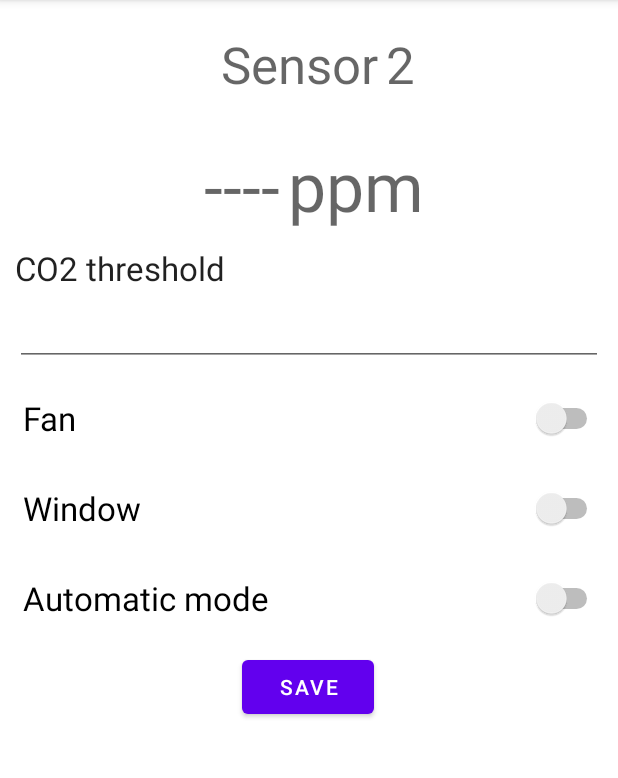
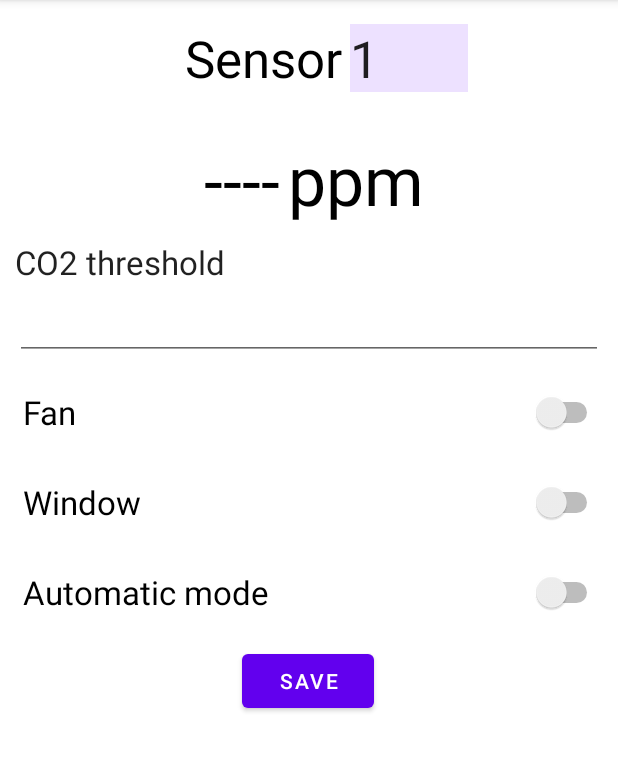
Before and after one commit to AndriyFujii/CO2Control, an Android app: the screen it shows after launch (MainActivity), on a phone screen of 412 x 824 dp, the part 84-862 px from its top. Run offline under Robolectric (Android 15) with nearby library versions, the phone set to English and light mode, and no system bars; our stand-ins replace Firebase (no records; nobody signed in at launch, a user with empty details on screens opened directly).

Commit message:
Change the text color to black and enable user input sensor ID

```diff
--- a/app/src/main/java/com/example/co2control/MainActivity.java
+++ b/app/src/main/java/com/example/co2control/MainActivity.java
@@ -22,9 +22,9 @@ import com.google.firebase.database.ValueEventListener;
 public class MainActivity extends AppCompatActivity
 {
     TextView tvCO2Value;
-    TextView tvSensorID;
 
     EditText etCO2Threshold;
+    EditText etSensorID;
 
     Switch switchFan;
     Switch switchWindow;
@@ -47,7 +47,7 @@ public class MainActivity extends AppCompatActivity
         super.onCreate(savedInstanceState);
         setContentView(R.layout.activity_main);
 
-        tvSensorID = findViewById(R.id.tvSensorID);
+        etSensorID = findViewById(R.id.etSensorID);
         tvCO2Value = findViewById(R.id.tvCO2Value);
         etCO2Threshold = findViewById(R.id.etCO2Threshold);
         switchFan = findViewById(R.id.switchFan);
@@ -56,9 +56,10 @@ public class MainActivity extends AppCompatActivity
         bSave = findViewById(R.id.bSave);
 
         sensor = new Sensor();
-        sensorID = 2;
+        //sensorID = 1;
+        sensorID = Integer.parseInt(etSensorID.getText().toString());
 
-        tvSensorID.setText(String.valueOf(sensorID));
+        //tvSensorID.setText(String.valueOf(sensorID));
         sensorConfigRef = FirebaseDatabase.getInstance().getReference().child("SensorConfigs").child(String.valueOf(sensorID));
         sensorValuesRef = FirebaseDatabase.getInstance().getReference().child("SensorValues").child(String.valueOf(sensorID));;
 
--- a/app/src/main/res/layout/activity_main.xml
+++ b/app/src/main/res/layout/activity_main.xml
@@ -13,8 +13,8 @@
         style="@android:style/Widget.DeviceDefault.Light.ScrollView"
         android:layout_width="match_parent"
         android:layout_height="match_parent"
-        tools:layout_editor_absoluteX="0dp"
-        tools:layout_editor_absoluteY="-44dp">
+        tools:layout_editor_absoluteX="-74dp"
+        tools:layout_editor_absoluteY="0dp">
 
         <androidx.constraintlayout.widget.ConstraintLayout
             android:layout_width="match_parent"
@@ -24,25 +24,28 @@
                 android:id="@+id/tvSensor"
                 android:layout_width="wrap_content"
                 android:layout_height="wrap_content"
-                android:layout_marginTop="20dp"
+                android:layout_marginTop="16dp"
                 android:text="Sensor"
                 android:textAppearance="@style/TextAppearance.AppCompat.Display1"
+                android:textColor="@color/black"
                 app:layout_constraintEnd_toEndOf="parent"
-                app:layout_constraintHorizontal_bias="0.48"
+                app:layout_constraintHorizontal_bias="0.401"
                 app:layout_constraintStart_toStartOf="parent"
                 app:layout_constraintTop_toTopOf="parent" />
 
-            <TextView
-                android:id="@+id/tvSensorID"
+            <EditText
+                android:id="@+id/etSensorID"
                 android:layout_width="wrap_content"
                 android:layout_height="wrap_content"
                 android:layout_marginStart="5dp"
                 android:layout_marginLeft="5dp"
-                android:layout_marginTop="20dp"
-                android:text="#"
+                android:layout_marginTop="16dp"
+                android:background="#EDE1FF"
+                android:ems="2"
+                android:inputType="number"
+                android:maxLength="4"
+                android:text="1"
                 android:textAppearance="@style/TextAppearance.AppCompat.Display1"
-                app:layout_constraintEnd_toEndOf="parent"
-                app:layout_constraintHorizontal_bias="0.0"
                 app:layout_constraintStart_toEndOf="@+id/tvSensor"
                 app:layout_constraintTop_toTopOf="parent" />
 
@@ -53,6 +56,7 @@
                 android:layout_marginTop="28dp"
                 android:text="----"
                 android:textAppearance="@style/TextAppearance.AppCompat.Display2"
+                android:textColor="@color/black"
                 app:layout_constraintEnd_toEndOf="parent"
                 app:layout_constraintHorizontal_bias="0.376"
                 app:layout_constraintStart_toStartOf="parent"
@@ -70,6 +74,7 @@
                 android:fontFamily="sans-serif"
                 android:text="ppm"
                 android:textAppearance="@style/TextAppearance.AppCompat.Display2"
+                android:textColor="@color/black"
                 app:layout_constraintEnd_toEndOf="parent"
                 app:layout_constraintHorizontal_bias="0.0"
                 app:layout_constraintStart_toEndOf="@+id/tvCO2Value"
```
